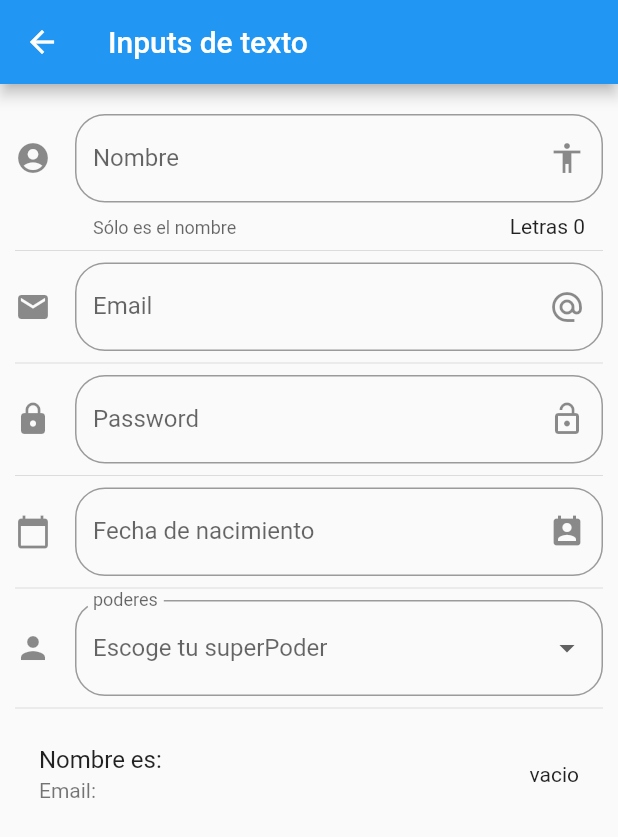
After one commit to firthunsPHP/componentes_2, a Flutter app: the screen it shows after launch, after a tap on "Inputs", on a phone screen of 412 x 824 dp. The commit adds this screen. Shown: the top 837 px of the screen. Run offline on Flutter 3.47's test engine with Material 2 defaults, Android fonts, the phone set to English and light mode, and no system bars; network calls fail.

Commit message:
Flutter sesion dia 13/11/2021,

```diff
--- a/assets/data.json
+++ b/assets/data.json
@@ -15,6 +15,21 @@
       "ruta": "card",
       "icon": "folder_open",
       "texto": "Cards"
+    },
+    {
+      "ruta" : "inputs",
+      "icon" : "input",
+      "texto": "Inputs"
+    },
+    {
+      "ruta" : "slider",
+      "icon" : "tune",
+      "texto": "Slider - Checks"
+    },
+    {
+      "ruta" : "list",
+      "icon" : "list",
+      "texto": "Listas y Scroll"
     }
   ]
 }
--- a/lib/main.dart
+++ b/lib/main.dart
@@ -2,7 +2,9 @@ import 'package:componentes_2/src/pages/alert_page.dart';
 import 'package:componentes_2/src/pages/avatar_page.dart';
 import 'package:componentes_2/src/pages/card_page.dart';
 import 'package:componentes_2/src/pages/home_page.dart';
+import 'package:componentes_2/src/pages/input_page.dart';
 import 'package:flutter/material.dart';
+import 'package:flutter_localizations/flutter_localizations.dart';
 
 void main() => runApp(MyApp());
 
@@ -12,13 +14,33 @@ class MyApp extends StatelessWidget {
     return MaterialApp(
       debugShowCheckedModeBanner: false,
       title: 'Daw Flutter',
+      localizationsDelegates: [
+        GlobalMaterialLocalizations.delegate,
+        GlobalWidgetsLocalizations.delegate,
+        GlobalCupertinoLocalizations.delegate,
+      ],
+      supportedLocales: [
+        Locale('es', ''), // Spanish, no country code
+      ],
     initialRoute: '/',
     routes: <String, WidgetBuilder>{
-        '/':(BuildContext context) => HomePage(),
+        '/': (BuildContext context) => HomePage(),
         'alert': (BuildContext context) => AlertPage(),
-      'avatar': (BuildContext context) => AvatarPage(),
-      'card': (BuildContext context) => CardPage(),
-    },
+        'avatar': (BuildContext context) => AvatarPage(),
+        'card': (BuildContext context) => CardPage(),
+        'inputs': (BuildContext context) => InputPage()
+      },
+      // captura el nombre de la ruta y si no esta definido ,
+      onGenerateRoute: ( RouteSettings settings ){
+
+        print( 'Ruta llamda: ${ settings.name }' );
+
+        return MaterialPageRoute(
+            builder: ( BuildContext context ) => AlertPage()
+        );
+
+
+      },
     );
   }
 }
--- /dev/null
+++ b/lib/src/pages/input_page.dart
@@ -0,0 +1,236 @@
+import 'package:flutter/material.dart';
+
+import 'package:intl/intl.dart';
+
+class InputPage extends StatefulWidget {
+  @override
+  _InputPageState createState() => _InputPageState();
+}
+
+class _InputPageState extends State<InputPage> {
+
+  String _nombre = '';
+  String _email  = '';
+  String _fecha  = '';
+
+  String _opcionSeleccionada = 'vacio';
+
+  List<String> _poderes = ['Volar', 'Rayos X', 'Super Aliento', 'Super Fuerza'];
+
+  TextEditingController _inputFieldDateController = new TextEditingController();
+
+  @override
+  Widget build(BuildContext context) {
+    return Scaffold(
+      appBar: AppBar(
+        title: Text('Inputs de texto'),
+      ),
+      body: ListView(
+        padding: EdgeInsets.symmetric(horizontal: 10.0, vertical: 20.0),
+        children: <Widget>[
+          _crearInput(),
+          Divider(),
+          _crearEmail(),
+          Divider(),
+          _crearPassword(),
+          Divider(),
+          _crearFecha( context ),
+          Divider(),
+          _crearDropdown(),
+          Divider(),
+          _crearPersona()
+        ],
+      ),
+    );
+  }
+
+  Widget _crearInput() {
+
+    return TextField(
+      // autofocus: true,
+      textCapitalization: TextCapitalization.sentences,
+      decoration: InputDecoration(
+        border: OutlineInputBorder(
+          borderRadius: BorderRadius.circular(20.0)
+        ),
+        counter: Text('Letras ${ _nombre.length }'),
+        hintText: 'Nombre de la persona',
+        labelText: 'Nombre',
+        helperText: 'Sólo es el nombre',
+        suffixIcon: Icon( Icons.accessibility ),
+        icon: Icon( Icons.account_circle )
+      ),
+      onChanged: (valor){
+        setState(() {
+          _nombre = valor;
+        });
+      },
+    );
+
+  }
+
+  Widget _crearEmail() {
+
+    return TextField(
+      keyboardType: TextInputType.emailAddress,
+      decoration: InputDecoration(
+        border: OutlineInputBorder(
+          borderRadius: BorderRadius.circular(20.0)
+        ),
+        hintText: 'Email',
+        labelText: 'Email',
+        suffixIcon: Icon( Icons.alternate_email ),
+        icon: Icon( Icons.email )
+      ),
+      onChanged: (valor) =>setState(() {
+        _email = valor;
+      })
+    );
+
+  }
+
+  Widget _crearPassword(){
+
+     return TextField(
+      obscureText: true,
+      decoration: InputDecoration(
+        border: OutlineInputBorder(
+          borderRadius: BorderRadius.circular(20.0)
+        ),
+        hintText: 'Password',
+        labelText: 'Password',
+        suffixIcon: Icon( Icons.lock_open ),
+        icon: Icon( Icons.lock )
+      ),
+      onChanged: (valor) =>setState(() {
+        _email = valor;
+      })
+    );
+
+  }
+
+
+  Widget _crearFecha( BuildContext context ) {
+
+    return TextField(
+      enableInteractiveSelection: false,
+      controller: _inputFieldDateController,
+      decoration: InputDecoration(
+        border: OutlineInputBorder(
+          borderRadius: BorderRadius.circular(20.0)
+        ),
+        hintText: 'Fecha de nacimiento',
+        labelText: 'Fecha de nacimiento',
+        suffixIcon: Icon( Icons.perm_contact_calendar ),
+        icon: Icon( Icons.calendar_today )
+      ),
+      onTap: (){
+
+        FocusScope.of(context).requestFocus( FocusNode());
+        _selectDate( context );
+
+      },
+    );
+
+  }
+
+  _selectDate(BuildContext context) async {
+
+    DateTime? fechaSeleccionada = await showDatePicker(
+      context: context,
+      initialDate:  DateTime.now(),
+      firstDate: DateTime(2018),
+      lastDate: DateTime(2040),
+      locale: const Locale('es', 'ES')
+    );
+
+    if ( fechaSeleccionada != null ) {
+      setState(() {
+          // _fecha = fechaSeleccionada.toString();
+            _fecha = DateFormat('dd-MM-yyyy').format(fechaSeleccionada);
+          _inputFieldDateController.text = _fecha;
+      });
+    }
+
+  }
+
+
+
+  /// 7. https://api.flutter.dev/flutter/material/DropdownButton-class.html
+  // Widget _crearDropdown() {
+  //
+  //
+  //   return DropdownButton<dynamic>(
+  //     items:getOpcionesDrop(),
+  //     icon: const Icon(Icons.arrow_downward),
+  //     iconSize: 24,
+  //     elevation: 16,
+  //     style: const TextStyle(color: Colors.deepPurple),
+  //     underline: Container(
+  //       height: 2,
+  //       color: Colors.deepPurpleAccent,
+  //     ),
+  //     onChanged:  (opt){
+  //       print(opt);
+  //     },
+  //
+  //   );
+  //
+  // }
+
+  Widget _crearDropdown() {
+
+    return DropdownButtonFormField(
+     decoration: InputDecoration(
+       border: OutlineInputBorder(
+         borderRadius: BorderRadius.circular(20.0),
+       ),
+       label: const Text('poderes'),
+       icon: const Icon(Icons.person),
+     ),
+      hint: const Text('Escoge tu superPoder'),
+      items: getOpcionesDrop(),
+      onChanged: (opt){
+      print(opt);
+      // _onDropDownChanged(opt?);
+      },
+    );
+
+  }
+
+
+  List<DropdownMenuItem<String>> getOpcionesDrop() {
+
+    //si usan = new List(); dara error, reeemplazenlo solo por un arreglo vació
+    //y eso debería de solucionar su problema
+    List<DropdownMenuItem<String>> lista = [];
+    _poderes.forEach((poder){
+
+      lista.add(DropdownMenuItem(
+        child: Text(poder),
+        value: poder,
+
+      ));
+    });
+    return lista;
+  }
+
+  // void _onDropDownChanged(String? opt) {
+  //   setState( (){
+  //     this._opcionSeleccionada = opt!;
+  //   });
+  // }
+
+
+
+  Widget _crearPersona() {
+
+    return ListTile(
+      title: Text('Nombre es: $_nombre'),
+      subtitle: Text('Email: $_email'),
+      trailing: Text(  _opcionSeleccionada),
+    );
+
+  }
+
+}
--- a/lib/src/utils/icon_strings.dart
+++ b/lib/src/utils/icon_strings.dart
@@ -3,7 +3,8 @@ import 'package:flutter/material.dart';
 final _icons = <String, IconData>{
   'add_alert' : Icons.add_alert,
   'accessibility': Icons.accessibility,
-  'folder_open': Icons.folder_open
+  'folder_open': Icons.folder_open,
+  'input'         : Icons.input,
 
 
 };
--- a/pubspec.yaml
+++ b/pubspec.yaml
@@ -29,8 +29,9 @@ environment:
 dependencies:
   flutter:
     sdk: flutter
-
-
+  intl: ^0.17.0
+  flutter_localizations: # Add this line
+    sdk: flutter
   # The following adds the Cupertino Icons font to your application.
   # Use with the CupertinoIcons class for iOS style icons.
   cupertino_icons: ^1.0.2
```
Also changed, not shown: pubspec.lock.
